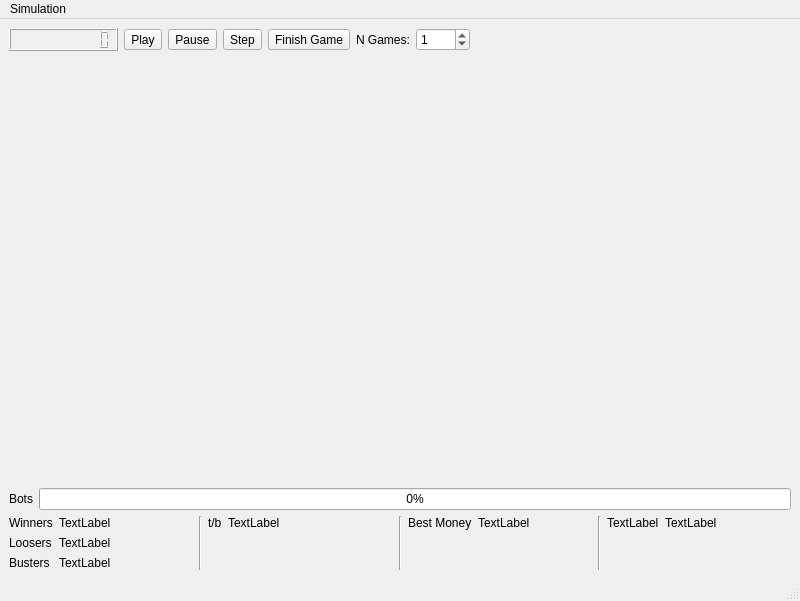
The window that blackjackBotMainWindow.ui (Timin8er/BlackjackBot) describes before a commit, drawn with Qt 5.
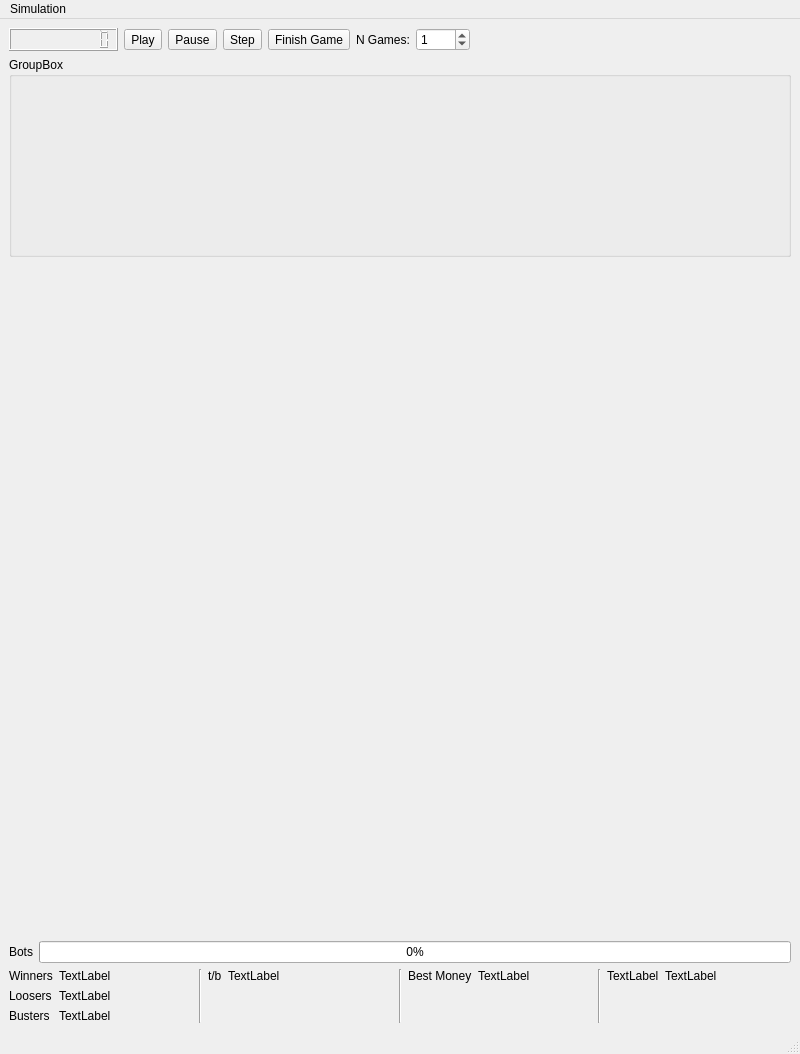
The same window after the commit.

```diff
--- a/blackjackBotMainWindow.ui
+++ b/blackjackBotMainWindow.ui
@@ -7,7 +7,7 @@
     <x>0</x>
     <y>0</y>
     <width>800</width>
-    <height>601</height>
+    <height>1054</height>
    </rect>
   </property>
   <property name="windowTitle">
@@ -94,6 +94,18 @@
      </layout>
     </item>
     <item>
+     <widget class="QGroupBox" name="board_box">
+      <property name="minimumSize">
+       <size>
+        <width>0</width>
+        <height>200</height>
+       </size>
+      </property>
+      <property name="title">
+       <string>GroupBox</string>
+      </property>
+      <layout class="QVBoxLayout" name="verticalLayout_2">
+       <item>
      <layout class="QHBoxLayout" name="hlayout_dealers_hand">
       <item>
        <spacer name="horizontalSpacer_3">
@@ -126,6 +138,9 @@
        </spacer>
       </item>
      </layout>
+       </item>
+      </layout>
+     </widget>
     </item>
     <item>
      <spacer name="verticalSpacer">
```
Left out of the diff: 2 changed lines with no effect on the pictures. Lines whose indentation alone changed are shown as unchanged.
